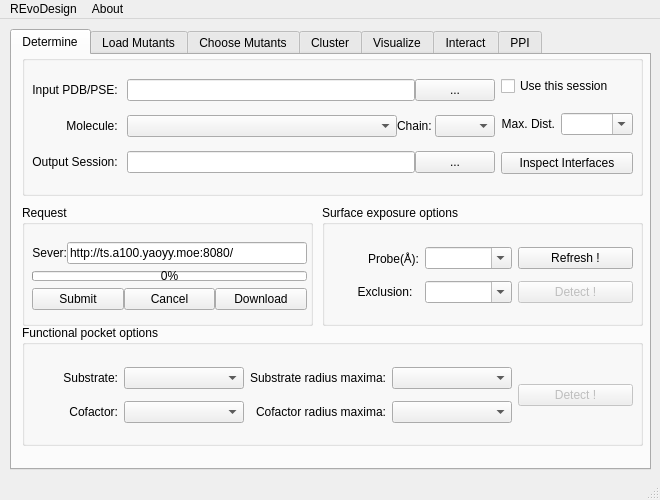
The window that REvoDesign/UI/REvoDesign-PyMOL.ui (YaoYinYing/REvoDesign) describes before a commit, drawn with Qt 5.
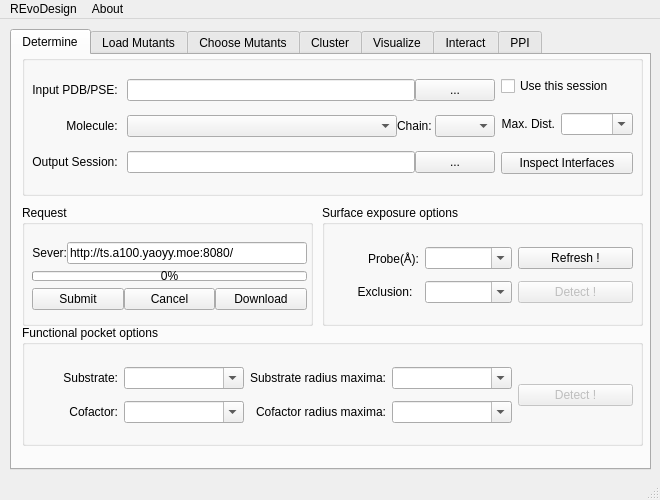
The same window after the commit.

```diff
--- a/REvoDesign/UI/REvoDesign-PyMOL.ui
+++ b/REvoDesign/UI/REvoDesign-PyMOL.ui
@@ -375,7 +375,13 @@
              </size>
             </property>
             <property name="statusTip">
-             <string>Substrate/Product molecule</string>
+             <string>Substrate/Product molecule. Use PyMOL selection syntax(eg. (LIG or PRD))</string>
+            </property>
+            <property name="whatsThis">
+             <string/>
+            </property>
+            <property name="editable">
+             <bool>true</bool>
             </property>
            </widget>
           </item>
@@ -422,6 +428,9 @@
             <property name="statusTip">
              <string>Max distance from cofactor to pocket residue.</string>
             </property>
+            <property name="editable">
+             <bool>true</bool>
+            </property>
            </widget>
           </item>
           <item row="1" column="0">
@@ -467,6 +476,9 @@
             <property name="statusTip">
              <string>Max distance from ligand to pocket residue.</string>
             </property>
+            <property name="editable">
+             <bool>true</bool>
+            </property>
            </widget>
           </item>
           <item row="1" column="1">
@@ -490,7 +502,10 @@
              </size>
             </property>
             <property name="statusTip">
-             <string>Co-factor or co-enzyme, HEM/FAD/NAD, etc.</string>
+             <string>Co-factor or co-enzyme, HEM/FAD/NAD, etc. Use PyMOL selection syntax (eg. (HEM or FAD))</string>
+            </property>
+            <property name="editable">
+             <bool>true</bool>
             </property>
            </widget>
           </item>
```
Left out of the diff: 15 changed lines with no effect on the pictures.
